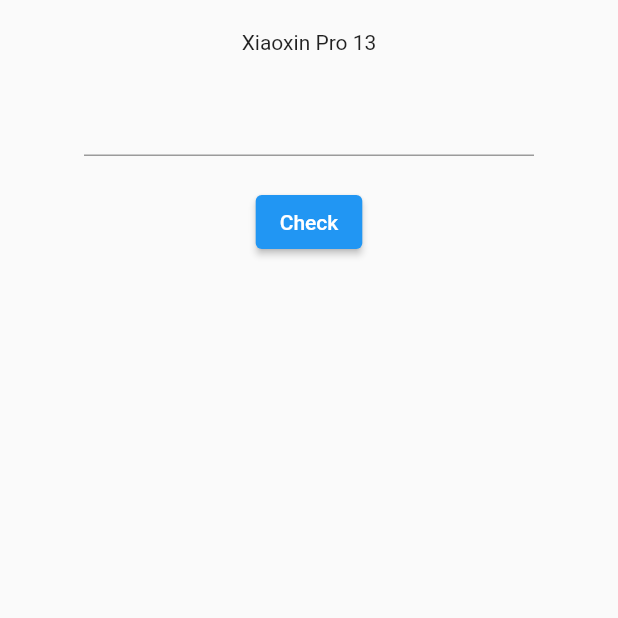
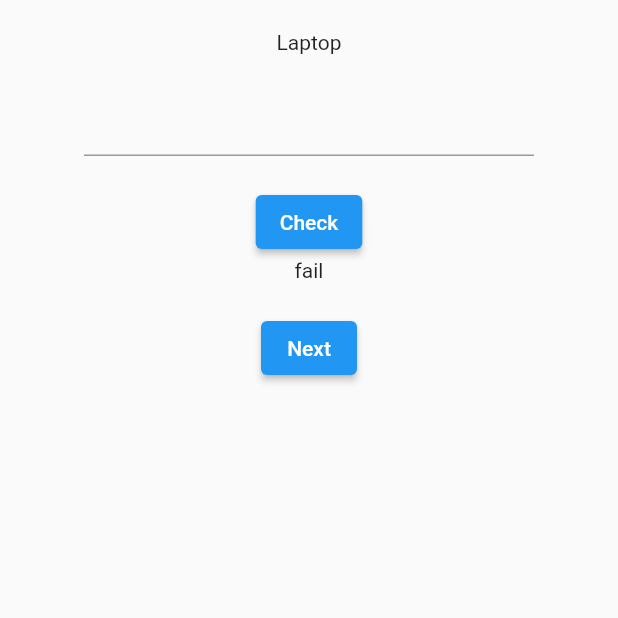
Before and after one commit to pvc2209/name_your_price_pvc, a Flutter app: the screen it shows after launch, after a tap on "Check", on a phone screen of 412 x 824 dp, the top half of it. Run offline on Flutter 3.47's test engine with Material 2 defaults, Android fonts, the phone set to English and light mode, and no system bars.

Commit message:
check result and show next product

```diff
--- a/lib/main.dart
+++ b/lib/main.dart
@@ -1,5 +1,6 @@
 import 'package:flutter/material.dart';
-import 'package:flutter/services.dart';
+
+import 'pages/home_page.dart';
 
 void main() {
   runApp(const MyApp());
@@ -20,33 +21,3 @@
     );
   }
 }
-
-class HomePage extends StatelessWidget {
-  const HomePage({Key? key}) : super(key: key);
-
-  @override
-  Widget build(BuildContext context) {
-    return Scaffold(
-      body: Center(
-          child: Column(
-        children: [
-          SizedBox(height: 20),
-          const Text("Xiaoxin Pro 13"),
-          SizedBox(height: 20),
-          SizedBox(
-            width: 300,
-            child: TextField(
-              keyboardType: TextInputType.number,
-              inputFormatters: [FilteringTextInputFormatter.digitsOnly],
-            ),
-          ),
-          SizedBox(height: 20),
-          ElevatedButton(
-            onPressed: () {},
-            child: const Text("Check"),
-          ),
-        ],
-      )),
-    );
-  }
-}
--- /dev/null
+++ b/lib/pages/home_page.dart
@@ -0,0 +1,93 @@
+import 'package:flutter/material.dart';
+import 'package:flutter/services.dart';
+
+class Product {
+  final String name;
+  final int price;
+
+  Product(this.name, this.price);
+}
+
+final List<Product> products = [
+  Product("Laptop", 170000000),
+  Product("RAM", 4000000),
+  Product("CPU", 3700000),
+  Product("Fan", 300000),
+];
+
+class HomePage extends StatefulWidget {
+  const HomePage({Key? key}) : super(key: key);
+
+  @override
+  State<HomePage> createState() => _HomePageState();
+}
+
+class _HomePageState extends State<HomePage> {
+  int _currentProudctIndex = 0;
+
+  int? _inputedPrice;
+  String _result = "";
+
+  @override
+  Widget build(BuildContext context) {
+    return Scaffold(
+      body: Center(
+          child: Column(
+        children: [
+          const SizedBox(height: 20),
+          Text(products[_currentProudctIndex].name),
+          const SizedBox(height: 20),
+          SizedBox(
+            width: 300,
+            child: TextField(
+              key: const Key("priceInput"),
+              keyboardType: TextInputType.number,
+              inputFormatters: [FilteringTextInputFormatter.digitsOnly],
+              onChanged: (String value) {
+                _inputedPrice = int.tryParse(value);
+              },
+            ),
+          ),
+          const SizedBox(height: 20),
+          ElevatedButton(
+            onPressed: () {
+              setState(() {
+                _result = _inputedPrice == products[_currentProudctIndex].price
+                    ? "pass"
+                    : "fail";
+
+                // if (_currentProudctIndex < products.length - 1) {
+                //   _currentProudctIndex++;
+                // }
+              });
+            },
+            child: const Text("Check"),
+          ),
+          Visibility(
+            visible: _result.isNotEmpty,
+            child: Text(
+              _result,
+              key: const Key("result"),
+            ),
+          ),
+          const SizedBox(height: 20),
+          Visibility(
+            visible: _result.isNotEmpty,
+            child: ElevatedButton(
+              onPressed: () {
+                setState(() {
+                  _result = "";
+
+                  if (_currentProudctIndex < products.length - 1) {
+                    _currentProudctIndex++;
+                  }
+                });
+              },
+              child: const Text("Next"),
+            ),
+          ),
+        ],
+      )),
+    );
+  }
+}
```
Also changed, not shown: 1 other file.
